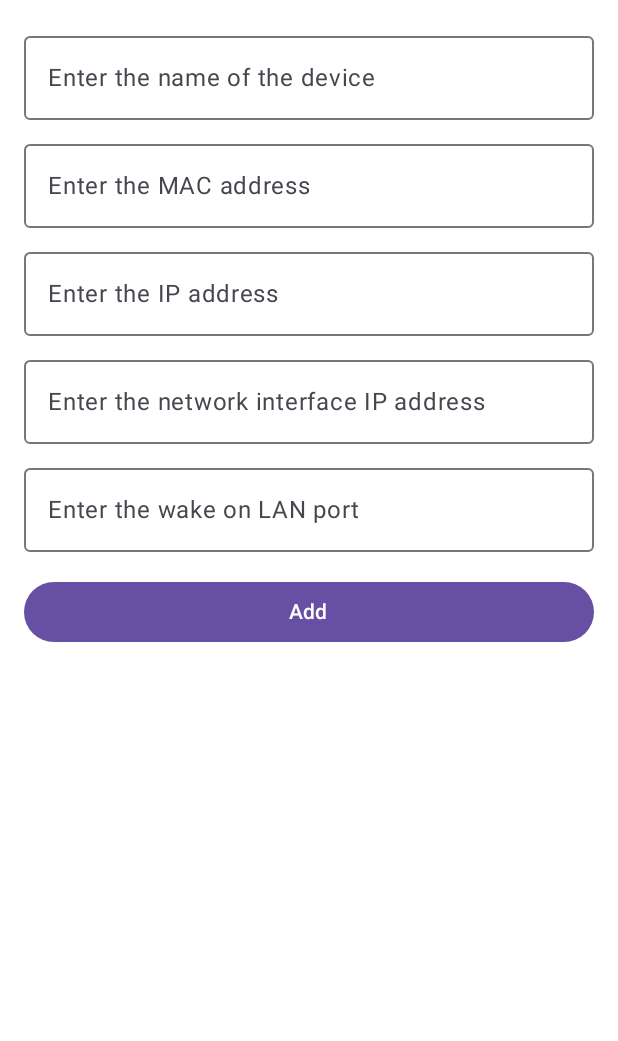
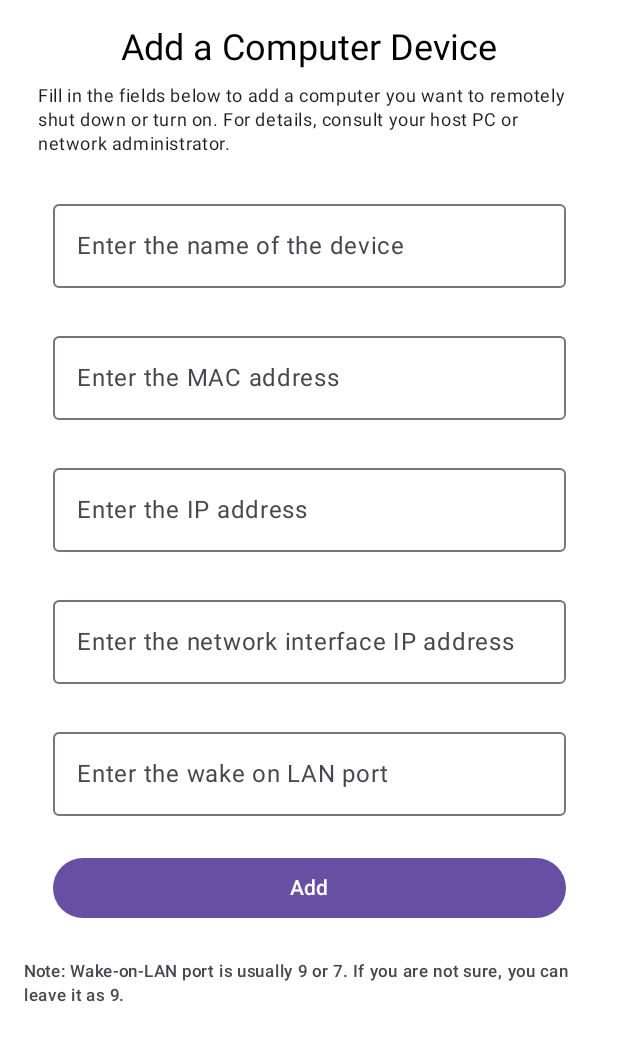
Before and after one commit to MertYigit0/RemotePCController, an Android app built with Jetpack Compose: the @Preview function AddDeviceScreenPreview, on a phone screen of 412 x 824 dp. Shown: the top 1041 px of the screen. Run offline under Robolectric (Android 15) with nearby library versions, the phone set to English and light mode, and no system bars.

Commit message:
update add device screen layout and strings for better clarity and user guidance

```diff
--- a/app/src/main/java/com/mertyigit0/remoteshutdownforwindows/AddDeviceScreen.kt
+++ b/app/src/main/java/com/mertyigit0/remoteshutdownforwindows/AddDeviceScreen.kt
@@ -6,16 +6,19 @@ import androidx.compose.foundation.rememberScrollState
 import androidx.compose.foundation.verticalScroll
 import androidx.compose.material3.*
 import androidx.compose.runtime.Composable
+import androidx.compose.runtime.*
+import androidx.compose.runtime.collectAsState
+import androidx.compose.ui.Alignment
 import androidx.compose.ui.Modifier
 import androidx.compose.ui.unit.dp
 import androidx.compose.ui.tooling.preview.Preview
 import com.mertyigit0.remoteshutdownforwindows.viewmodel.DeviceViewModel
-import androidx.compose.runtime.*
-import androidx.compose.runtime.collectAsState
-import androidx.compose.ui.platform.LocalContext
+import androidx.compose.foundation.layout.Arrangement
 import androidx.navigation.NavHostController
 import androidx.navigation.compose.rememberNavController
 import com.mertyigit0.remoteshutdownforwindows.data.DataStoreManager
+import androidx.compose.ui.platform.LocalContext
+import androidx.compose.ui.res.stringResource
 
 @Composable
 fun AddDeviceScreen(viewModel: DeviceViewModel, navController: NavHostController) {
@@ -29,55 +32,78 @@ fun AddDeviceScreen(viewModel: DeviceViewModel, navController: NavHostController
         modifier = Modifier
             .fillMaxSize()
             .padding(16.dp)
-            .verticalScroll(rememberScrollState())
+            .verticalScroll(rememberScrollState()),
+        horizontalAlignment = Alignment.CenterHorizontally
     ) {
+        Text(
+            text = stringResource(id = R.string.add_device_title),
+            style = MaterialTheme.typography.headlineSmall
+        )
+        Spacer(modifier = Modifier.height(8.dp))
+        Text(
+            text = stringResource(id = R.string.add_device_info),
+            style = MaterialTheme.typography.bodySmall,
+            modifier = Modifier.fillMaxWidth(0.95f),
+            color = MaterialTheme.colorScheme.onBackground
+        )
+        Spacer(modifier = Modifier.height(24.dp))
         OutlinedTextField(
             value = deviceName.value,
             onValueChange = { viewModel.deviceName.value = it },
             label = { Text("Enter the name of the device") },
-            modifier = Modifier.fillMaxWidth()
+            modifier = Modifier.fillMaxWidth(0.9f)
         )
-        Spacer(modifier = Modifier.height(8.dp))
+        Spacer(modifier = Modifier.height(24.dp))
         OutlinedTextField(
             value = macAddress.value,
             onValueChange = { viewModel.macAddress.value = it },
             label = { Text("Enter the MAC address") },
-            modifier = Modifier.fillMaxWidth()
+            modifier = Modifier.fillMaxWidth(0.9f)
         )
-        Spacer(modifier = Modifier.height(8.dp))
+        Spacer(modifier = Modifier.height(24.dp))
         OutlinedTextField(
             value = ipAddress.value,
             onValueChange = { viewModel.ipAddress.value = it },
             label = { Text("Enter the IP address") },
-            modifier = Modifier.fillMaxWidth()
+            modifier = Modifier.fillMaxWidth(0.9f)
         )
-        Spacer(modifier = Modifier.height(8.dp))
+        Spacer(modifier = Modifier.height(24.dp))
         OutlinedTextField(
             value = networkIpAddress.value,
             onValueChange = { viewModel.networkIpAddress.value = it },
             label = { Text("Enter the network interface IP address") },
-            modifier = Modifier.fillMaxWidth()
+            modifier = Modifier.fillMaxWidth(0.9f)
         )
-        Spacer(modifier = Modifier.height(8.dp))
+        Spacer(modifier = Modifier.height(24.dp))
         OutlinedTextField(
             value = wakeOnLanPort.value,
             onValueChange = { viewModel.wakeOnLanPort.value = it },
             label = { Text("Enter the wake on LAN port") },
-            modifier = Modifier.fillMaxWidth()
+            modifier = Modifier.fillMaxWidth(0.9f)
         )
-        Spacer(modifier = Modifier.height(16.dp))
+        Spacer(modifier = Modifier.height(24.dp))
         Button(
             onClick = {
                 viewModel.saveDevice()
                 navController.popBackStack() // Navigate back to the previous screen
             },
-            modifier = Modifier.fillMaxWidth()
+            modifier = Modifier
+                .fillMaxWidth(0.9f)
+                .align(Alignment.CenterHorizontally)
         ) {
             Text("Add")
         }
+        Spacer(modifier = Modifier.height(24.dp))
+        Text(
+            text = stringResource(id = R.string.add_device_note),
+            style = MaterialTheme.typography.labelSmall,
+            color = MaterialTheme.colorScheme.onSurfaceVariant,
+            modifier = Modifier
+                .align(Alignment.CenterHorizontally)
+                .padding(bottom = 8.dp)
+        )
     }
 }
-
 
 @SuppressLint("StateFlowValueCalledInComposition")
 @Preview(showBackground = true)
@@ -88,22 +114,5 @@ fun AddDeviceScreenPreview() {
     val viewModel = DeviceViewModel(dataStoreManager)
     val navController = rememberNavController()
 
-    /*
-    // Create preview state with remember
-    val deviceName = remember { mutableStateOf("Mock Device") }
-    val macAddress = remember { mutableStateOf("00:00:00:00:00:00") }
-    val ipAddress = remember { mutableStateOf("192.168.0.1") }
-    val networkIpAddress = remember { mutableStateOf("192.168.0.255") }
-    val wakeOnLanPort = remember { mutableStateOf("9") }
-
-    // Set initial values for the ViewModel's StateFlow
-    LaunchedEffect(Unit) {
-        viewModel.deviceName.value = deviceName.value
-        viewModel.macAddress.value = macAddress.value
-        viewModel.ipAddress.value = ipAddress.value
-        viewModel.networkIpAddress.value = networkIpAddress.value
-        viewModel.wakeOnLanPort.value = wakeOnLanPort.value
-    }
-*/
     AddDeviceScreen(viewModel = viewModel, navController = navController)
 }
--- a/app/src/main/res/values/strings.xml
+++ b/app/src/main/res/values/strings.xml
@@ -1,3 +1,6 @@
 <resources>
     <string name="app_name">RemoteShutdownForWindows</string>
+    <string name="add_device_title">Add a Computer Device</string>
+    <string name="add_device_info">Fill in the fields below to add a computer you want to remotely shut down or turn on. For details, consult your host PC or network administrator.</string>
+    <string name="add_device_note">Note: Wake-on-LAN port is usually 9 or 7. If you are not sure, you can leave it as 9.</string>
 </resources>
--- a/gradle/libs.versions.toml
+++ b/gradle/libs.versions.toml
@@ -1,5 +1,5 @@
 [versions]
-agp = "8.7.3"
+agp = "8.5.1"
 kotlin = "2.0.0"
 coreKtx = "1.15.0"
 junit = "4.13.2"
```
